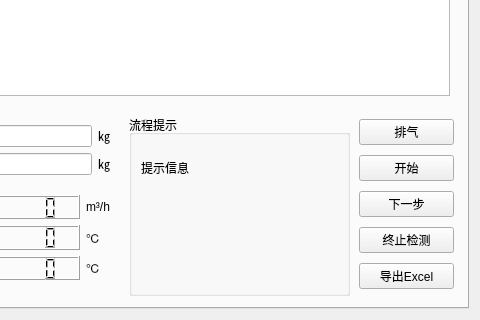
First picture: the form in source/weightMethod/weightmethod.ui, repository flimmy78/qtverify, before the edit; both pictures show x 804 to 1284 and y 542 to 862 of the 1284 by 862 pixel window.
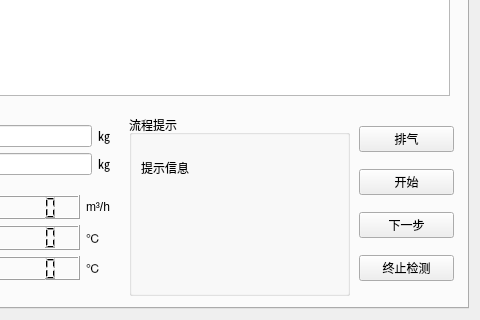
Second picture: the form after the edit.

```diff
--- a/source/weightMethod/weightmethod.ui
+++ b/source/weightMethod/weightmethod.ui
@@ -752,13 +752,6 @@
           </property>
          </widget>
         </item>
-        <item>
-         <widget class="QPushButton" name="btnExport">
-          <property name="text">
-           <string>导出Excel</string>
-          </property>
-         </widget>
-        </item>
        </layout>
       </widget>
      </widget>
```
